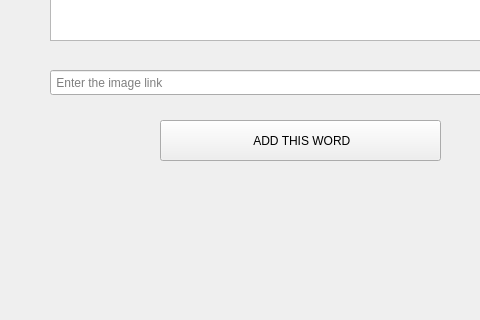
The window that adding_new_word.ui (samotny-vouk/PyQT-Project-2024-1courseFEFU-) describes before a commit, drawn with Qt 5; both pictures show x 0 to 480 and y 280 to 600 of the 800 by 600 pixel window.
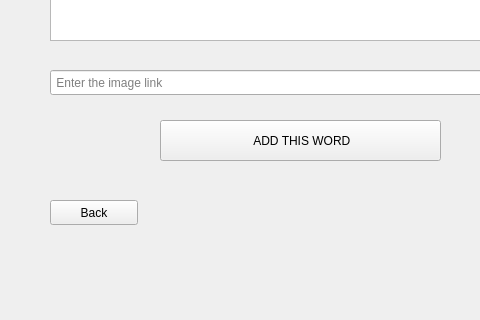
The same window after the commit. Icons and pictures are not drawn.

```diff
--- a/adding_new_word.ui
+++ b/adding_new_word.ui
@@ -151,6 +151,19 @@
       <normaloff>../../Pictures/plus_in_circle.png</normaloff>../../Pictures/plus_in_circle.png</iconset>
     </property>
    </widget>
+   <widget class="QPushButton" name="back">
+    <property name="geometry">
+     <rect>
+      <x>50</x>
+      <y>480</y>
+      <width>88</width>
+      <height>25</height>
+     </rect>
+    </property>
+    <property name="text">
+     <string>Back</string>
+    </property>
+   </widget>
   </widget>
   <widget class="QMenuBar" name="menubar">
    <property name="geometry">
```
